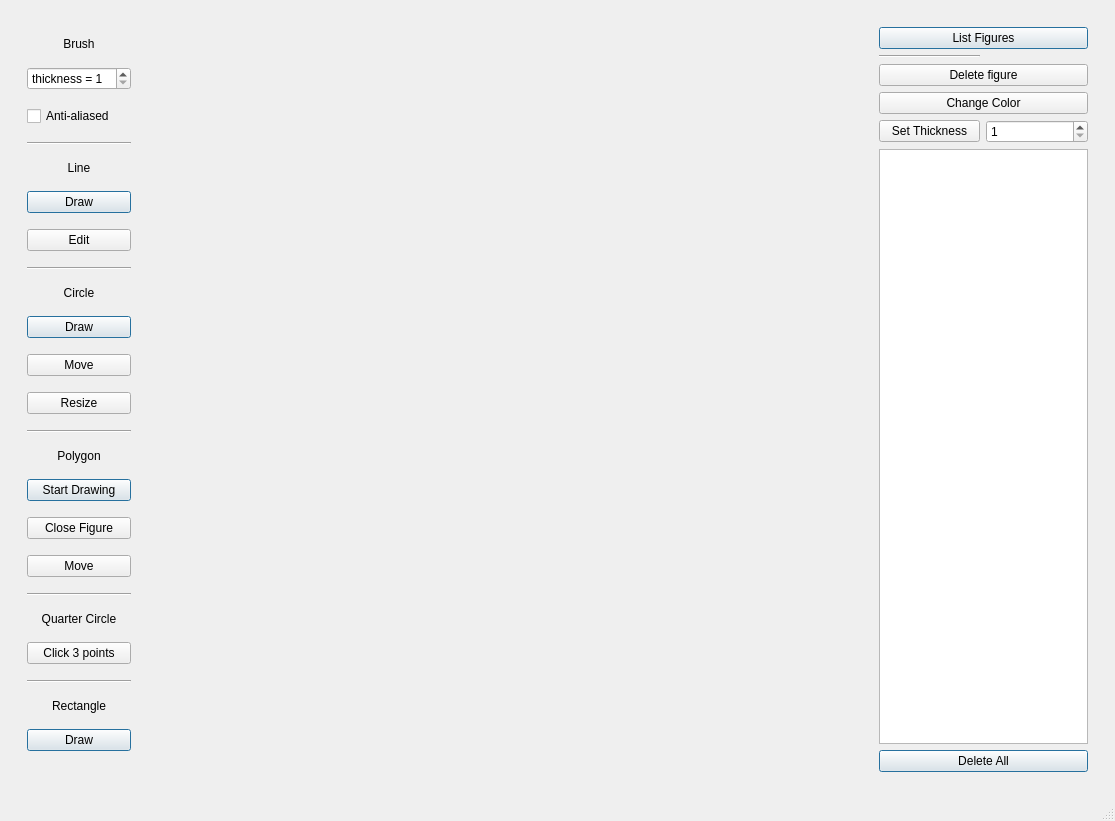
Above: mainwindow.ui from mhocio/Pixel-Drawing before the change. Below: the same form after it.
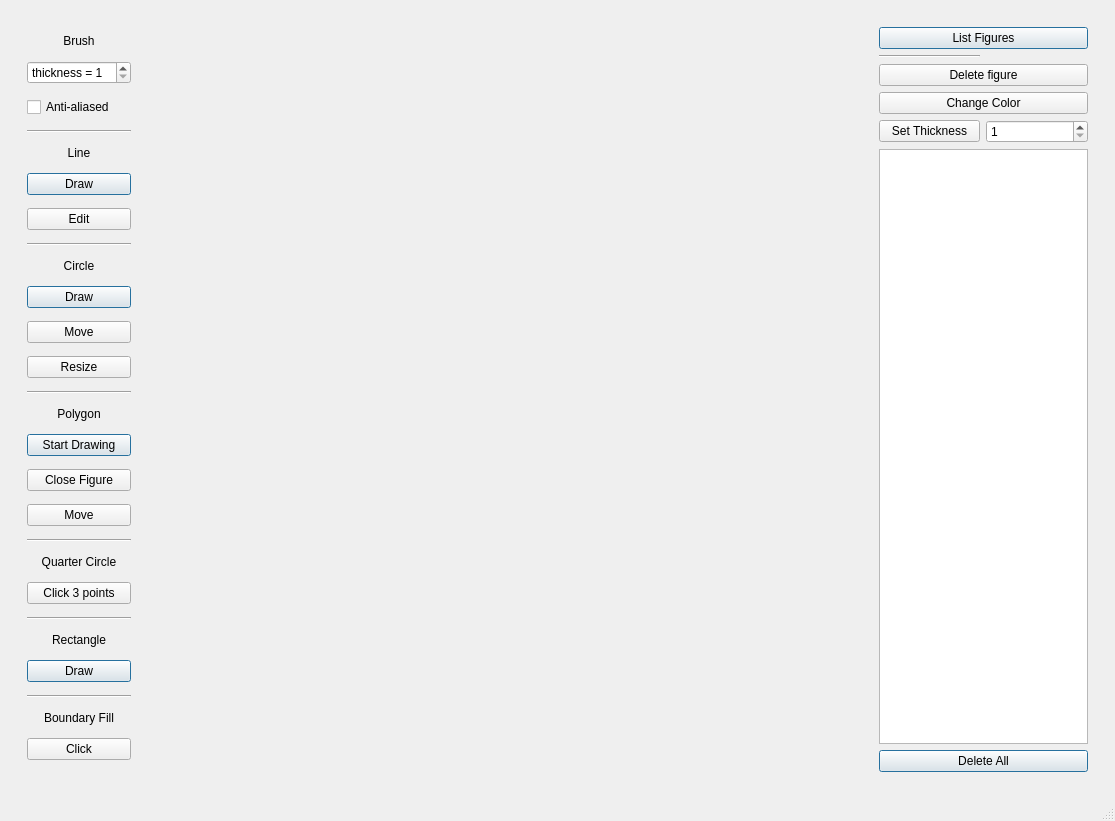
That is the form after the change.

Commit message: Add wrong boundary fill

The edit to the form file:
```diff
--- a/mainwindow.ui
+++ b/mainwindow.ui
@@ -266,6 +266,36 @@
             </property>
            </widget>
           </item>
+          <item>
+           <widget class="Line" name="line_7">
+            <property name="orientation">
+             <enum>Qt::Horizontal</enum>
+            </property>
+           </widget>
+          </item>
+          <item>
+           <widget class="QLabel" name="label_7">
+            <property name="sizePolicy">
+             <sizepolicy hsizetype="Preferred" vsizetype="Fixed">
+              <horstretch>0</horstretch>
+              <verstretch>0</verstretch>
+             </sizepolicy>
+            </property>
+            <property name="text">
+             <string>Boundary Fill</string>
+            </property>
+            <property name="alignment">
+             <set>Qt::AlignCenter</set>
+            </property>
+           </widget>
+          </item>
+          <item>
+           <widget class="QPushButton" name="boundaryFillButton">
+            <property name="text">
+             <string>Click</string>
+            </property>
+           </widget>
+          </item>
          </layout>
         </widget>
        </item>
```
The commit also changes 5 other files.
